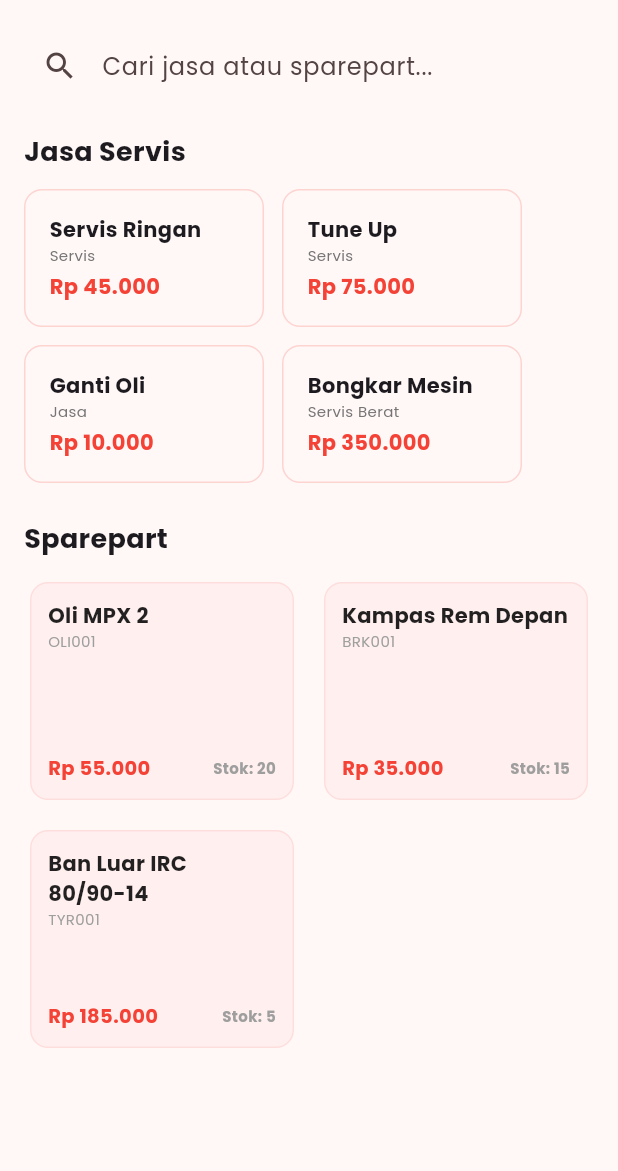
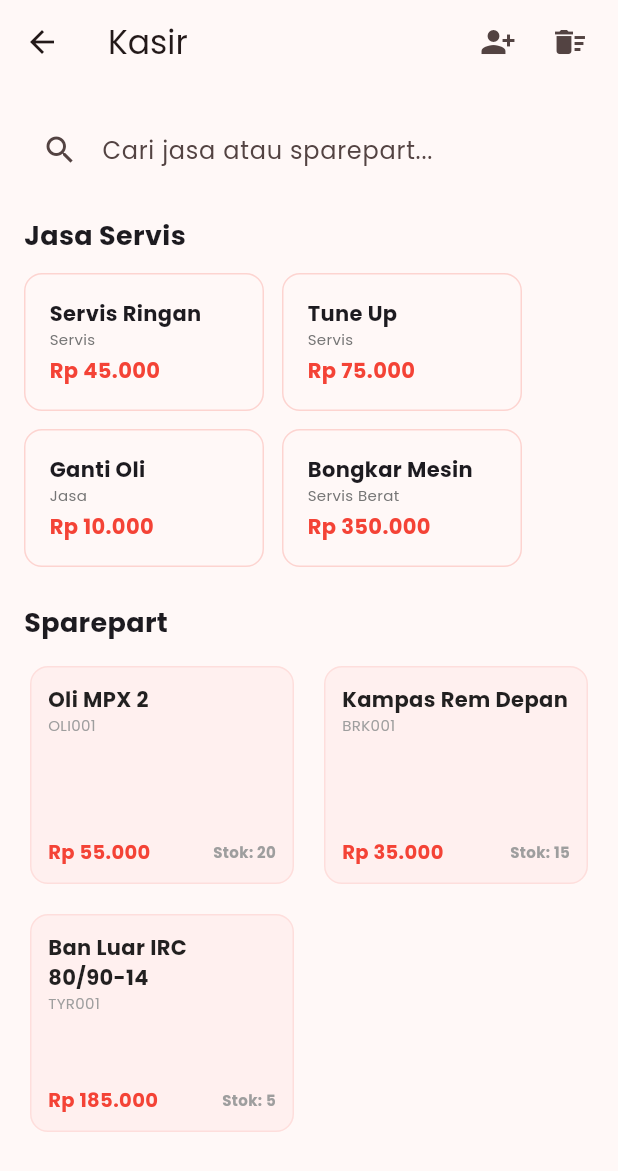
Before and after one commit to mountalgoid/kasirmotor, a Flutter app: the CashierPage screen opened directly, on a phone screen of 412 x 824 dp. Shown: the top 1171 px of the screen. Run offline on Flutter 3.47's test engine with Material 3 defaults, Android fonts, the phone set to English and light mode, and no system bars; our stand-ins replace fl_chart, google_fonts, image_picker, pdf, printing, shared_preferences; accounts and stored records are empty.

Commit message:
Comprehensive UI enhancements: Dashboard stats, detailed items, responsive tables, and mobile cashier fixes.
- Dashboard: Updated revenue and transaction cards to show real-time daily metrics, profit, and trends.
- Dashboard: Added detailed item breakdown in transaction history using ExpansionTile and item summaries in the recent list.
- Service Management: Made the table responsive and horizontally scrollable on small screens.
- Cashier: Fixed missing customer selector in mobile/portrait mode by adding it to the cart bottom sheet and enabling the AppBar.

Co-authored-by: mountalgoid <255327229+mountalgoid@users.noreply.github.com>

```diff
--- a/lib/pages/cashier_page.dart
+++ b/lib/pages/cashier_page.dart
@@ -43,12 +43,20 @@ class _CashierPageState extends State<CashierPage> {
     ).toList();
 
     return Scaffold(
-      appBar: isMobile ? null : AppBar(
-        title: const Text('Kasir Ibrahim Part'),
+      appBar: AppBar(
+        title: Text(isMobile ? 'Kasir' : 'Kasir Ibrahim Part'),
         actions: [
-          IconButton(icon: const Icon(Icons.person_add_alt_1), onPressed: () => _showAddCustomerDialog(context)),
-          IconButton(icon: const Icon(Icons.delete_sweep), onPressed: () => provider.clearCart()),
-          const SizedBox(width: 16),
+          IconButton(
+            icon: const Icon(Icons.person_add_alt_1),
+            onPressed: () => _showAddCustomerDialog(context),
+            tooltip: 'Tambah Pelanggan',
+          ),
+          IconButton(
+            icon: const Icon(Icons.delete_sweep),
+            onPressed: () => provider.clearCart(),
+            tooltip: 'Kosongkan Keranjang',
+          ),
+          const SizedBox(width: 8),
         ],
       ),
       body: isMobile
@@ -438,7 +446,9 @@ class _CashierPageState extends State<CashierPage> {
           child: Column(
             children: [
               const Text('Keranjang Belanja', style: TextStyle(fontSize: 20, fontWeight: FontWeight.bold)),
-              const SizedBox(height: 24),
+              const SizedBox(height: 16),
+              _buildCustomerSelector(provider),
+              const SizedBox(height: 16),
               Expanded(child: _buildCartItemsList(provider, format)),
               const Divider(),
               _buildTotalSection(provider, format),
```
